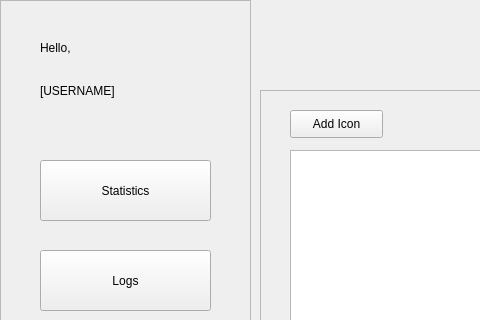
Qt form POS/UI/inventoryIcons.ui (ReiZedlav/CSCC-21.1-Software-Engineering-1) before a commit; both pictures show x 0 to 480 and y 0 to 320 of the 1200 by 700 pixel window.
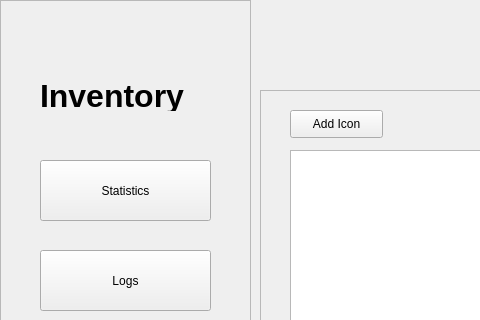
The same form after that commit.

```diff
--- a/POS/UI/inventoryIcons.ui
+++ b/POS/UI/inventoryIcons.ui
@@ -29,32 +29,6 @@
     <property name="frameShadow">
      <enum>QFrame::Raised</enum>
     </property>
-    <widget class="QLabel" name="greeting">
-     <property name="geometry">
-      <rect>
-       <x>40</x>
-       <y>40</y>
-       <width>55</width>
-       <height>16</height>
-      </rect>
-     </property>
-     <property name="text">
-      <string>Hello,</string>
-     </property>
-    </widget>
-    <widget class="QLabel" name="label_2">
-     <property name="geometry">
-      <rect>
-       <x>40</x>
-       <y>80</y>
-       <width>91</width>
-       <height>21</height>
-      </rect>
-     </property>
-     <property name="text">
-      <string>[USERNAME]</string>
-     </property>
-    </widget>
     <widget class="QPushButton" name="statButton">
      <property name="geometry">
       <rect>
@@ -120,6 +94,26 @@
       <string>Logs</string>
      </property>
     </widget>
+    <widget class="QLabel" name="greeting_2">
+     <property name="geometry">
+      <rect>
+       <x>40</x>
+       <y>80</y>
+       <width>211</width>
+       <height>31</height>
+      </rect>
+     </property>
+     <property name="font">
+      <font>
+       <pointsize>24</pointsize>
+       <weight>75</weight>
+       <bold>true</bold>
+      </font>
+     </property>
+     <property name="text">
+      <string>Inventory</string>
+     </property>
+    </widget>
    </widget>
    <widget class="QPushButton" name="logoutButton">
     <property name="geometry">
```
